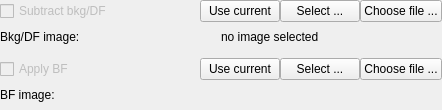
Qt form lavuelib/ui/BkgSubtractionWidget.ui (lavue-org/lavue) before a commit.
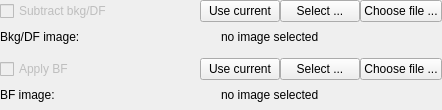
The same form after that commit.

```diff
--- a/lavuelib/ui/BkgSubtractionWidget.ui
+++ b/lavuelib/ui/BkgSubtractionWidget.ui
@@ -206,6 +206,16 @@
           </property>
          </widget>
         </item>
+        <item>
+         <widget class="QLabel" name="bfFileLabel">
+          <property name="toolTip">
+           <string>&lt;html&gt;&lt;head/&gt;&lt;body&gt;&lt;p&gt;brightfield correction image file name&lt;/p&gt;&lt;/body&gt;&lt;/html&gt;</string>
+          </property>
+          <property name="text">
+           <string>no image selected</string>
+          </property>
+         </widget>
+        </item>
        </layout>
       </item>
      </layout>
```
